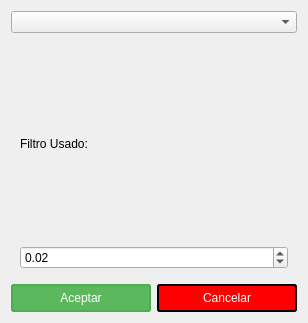
This is ajustescalculoangulo.ui in hectorda/Bio-Feedback as Qt 5 draws it before an edit. The edited form follows.
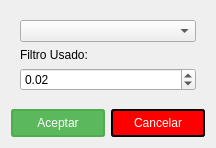
This is the edited form. Icons and pictures are not drawn.

The edit to the form file:
```diff
--- a/ajustescalculoangulo.ui
+++ b/ajustescalculoangulo.ui
@@ -6,8 +6,8 @@
    <rect>
     <x>0</x>
     <y>0</y>
-    <width>308</width>
-    <height>323</height>
+    <width>214</width>
+    <height>148</height>
    </rect>
   </property>
   <property name="windowTitle">
@@ -18,39 +18,7 @@
     <normaloff>:/images/angulo.png</normaloff>:/images/angulo.png</iconset>
   </property>
   <layout class="QGridLayout" name="gridLayout">
-   <item row="0" column="0">
-    <widget class="QComboBox" name="comboBoxFiltroAngulo"/>
-   </item>
-   <item row="1" column="0">
-    <widget class="QWidget" name="widget" native="true">
-     <layout class="QGridLayout" name="gridLayout_2">
-      <item row="0" column="0">
-       <widget class="QLabel" name="labelFiltroUsado">
-        <property name="text">
-         <string>Filtro Usado:</string>
-        </property>
-       </widget>
-      </item>
-      <item row="1" column="0">
-       <widget class="QDoubleSpinBox" name="doubleSpinBoxAlphaFC">
-        <property name="minimum">
-         <double>0.010000000000000</double>
-        </property>
-        <property name="maximum">
-         <double>1.000000000000000</double>
-        </property>
-        <property name="singleStep">
-         <double>0.010000000000000</double>
-        </property>
-        <property name="value">
-         <double>0.020000000000000</double>
-        </property>
-       </widget>
-      </item>
-     </layout>
-    </widget>
-   </item>
-   <item row="2" column="0">
+   <item row="3" column="0">
     <layout class="QHBoxLayout" name="horizontalLayout">
      <item>
       <widget class="QPushButton" name="pushButtonOK">
@@ -106,6 +74,51 @@
      </item>
     </layout>
    </item>
+   <item row="1" column="0">
+    <widget class="QWidget" name="widget" native="true">
+     <layout class="QGridLayout" name="gridLayout_2">
+      <item row="2" column="0">
+       <widget class="QDoubleSpinBox" name="doubleSpinBoxAlphaFC">
+        <property name="minimum">
+         <double>0.010000000000000</double>
+        </property>
+        <property name="maximum">
+         <double>0.990000000000000</double>
+        </property>
+        <property name="singleStep">
+         <double>0.010000000000000</double>
+        </property>
+        <property name="value">
+         <double>0.020000000000000</double>
+        </property>
+       </widget>
+      </item>
+      <item row="1" column="0">
+       <widget class="QLabel" name="labelFiltroUsado">
+        <property name="text">
+         <string>Filtro Usado:</string>
+        </property>
+       </widget>
+      </item>
+      <item row="0" column="0">
+       <widget class="QComboBox" name="comboBoxFiltroAngulo"/>
+      </item>
+     </layout>
+    </widget>
+   </item>
+   <item row="2" column="0">
+    <spacer name="verticalSpacer">
+     <property name="orientation">
+      <enum>Qt::Vertical</enum>
+     </property>
+     <property name="sizeHint" stdset="0">
+      <size>
+       <width>20</width>
+       <height>40</height>
+      </size>
+     </property>
+    </spacer>
+   </item>
   </layout>
  </widget>
  <resources>
```
